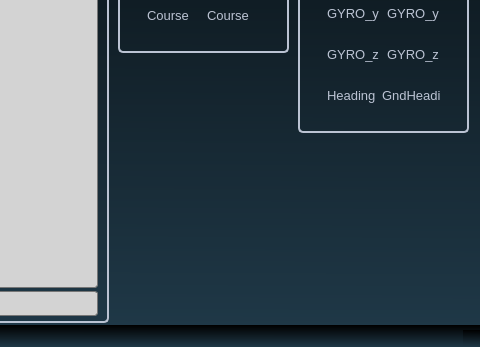
Qt form mainwindow.ui (rmtsoftware/SerialWritter) before a commit; both pictures show x 952 to 1432 and y 348 to 695 of the 1432 by 695 pixel window.
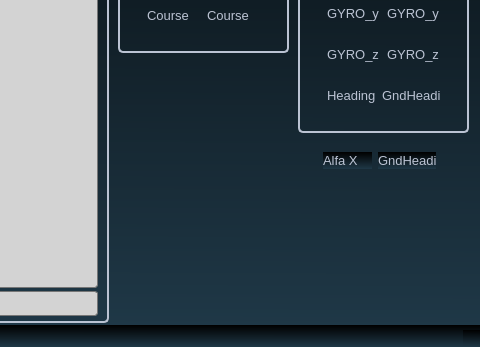
The same form after that commit.

Commit message: Добавлено поле вывода параметра Alfa X

```diff
--- a/mainwindow.ui
+++ b/mainwindow.ui
@@ -1671,6 +1671,42 @@
      </item>
     </layout>
    </widget>
+   <widget class="QLabel" name="lb_alfa_X">
+    <property name="geometry">
+     <rect>
+      <x>1275</x>
+      <y>500</y>
+      <width>49</width>
+      <height>17</height>
+     </rect>
+    </property>
+    <property name="styleSheet">
+     <string notr="true">font-size: 10pt;
+border: none;
+color: rgb(187, 195, 211);</string>
+    </property>
+    <property name="text">
+     <string>Alfa X</string>
+    </property>
+   </widget>
+   <widget class="QLabel" name="lb_alfa_X_val">
+    <property name="geometry">
+     <rect>
+      <x>1330</x>
+      <y>500</y>
+      <width>58</width>
+      <height>17</height>
+     </rect>
+    </property>
+    <property name="styleSheet">
+     <string notr="true">font-size: 10pt;
+border: none;
+color: rgb(187, 195, 211);</string>
+    </property>
+    <property name="text">
+     <string>GndHeading</string>
+    </property>
+   </widget>
   </widget>
   <widget class="QStatusBar" name="statusbar"/>
  </widget>
```
The commit also changes 3 other files.
